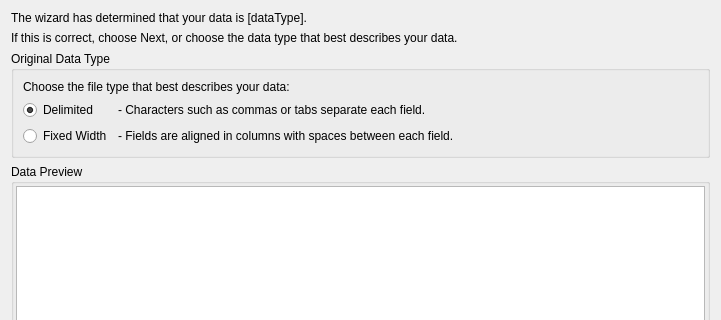
Above: Source/Plugins/IO/Widgets/ImportASCIIDataWizard/UI_Files/DelimitedOrFixedWidthPage.ui from BlueQuartzSoftware/DREAM3D before the change; both pictures show x 0 to 721 and y 0 to 320 of the 721 by 683 pixel window. Below: the same form after it.
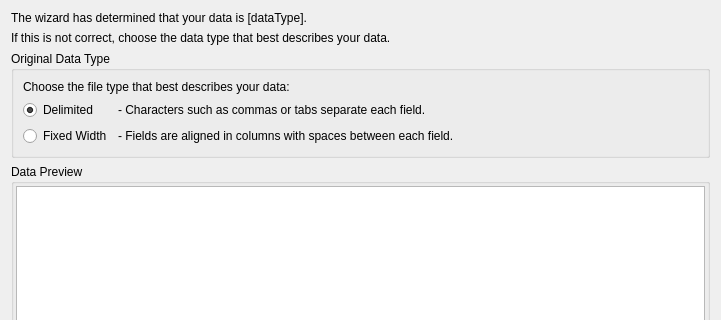
That is the form after the change.

Commit message: Fixing labels in the first page of the wizard.

What changed in the file:
```diff
--- a/Source/Plugins/IO/Widgets/ImportASCIIDataWizard/UI_Files/DelimitedOrFixedWidthPage.ui
+++ b/Source/Plugins/IO/Widgets/ImportASCIIDataWizard/UI_Files/DelimitedOrFixedWidthPage.ui
@@ -97,7 +97,7 @@
    <item row="1" column="0" colspan="2">
     <widget class="QLabel" name="label_2">
      <property name="text">
-      <string>If this is correct, choose Next, or choose the data type that best describes your data.</string>
+      <string>&lt;html&gt;&lt;head/&gt;&lt;body&gt;&lt;p&gt;If this is not correct, choose the data type that best describes your data.&lt;/p&gt;&lt;/body&gt;&lt;/html&gt;</string>
      </property>
     </widget>
    </item>
```
The commit also changes 1 other file.
